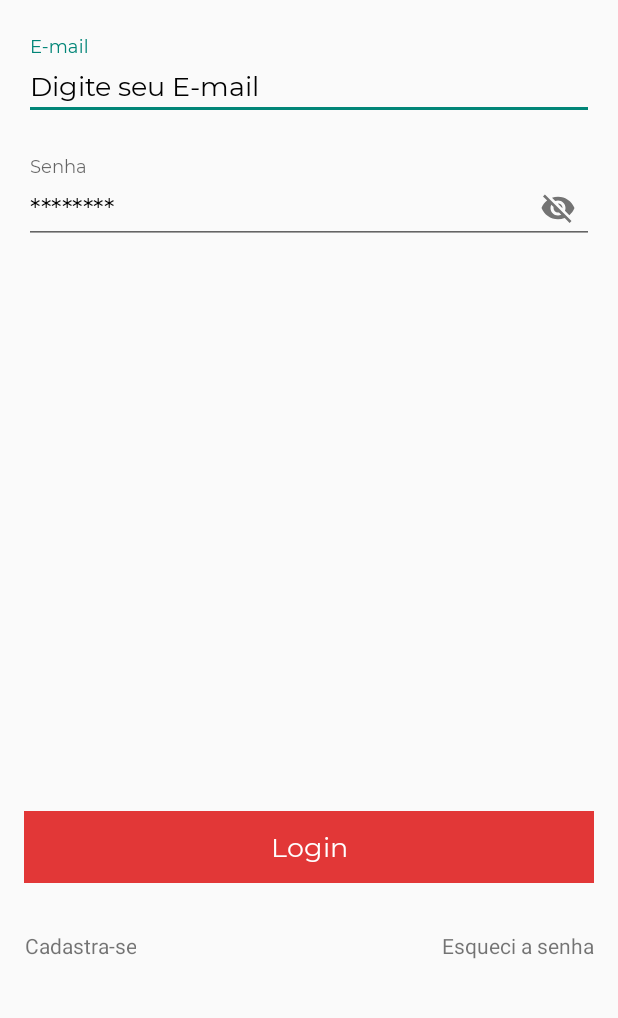
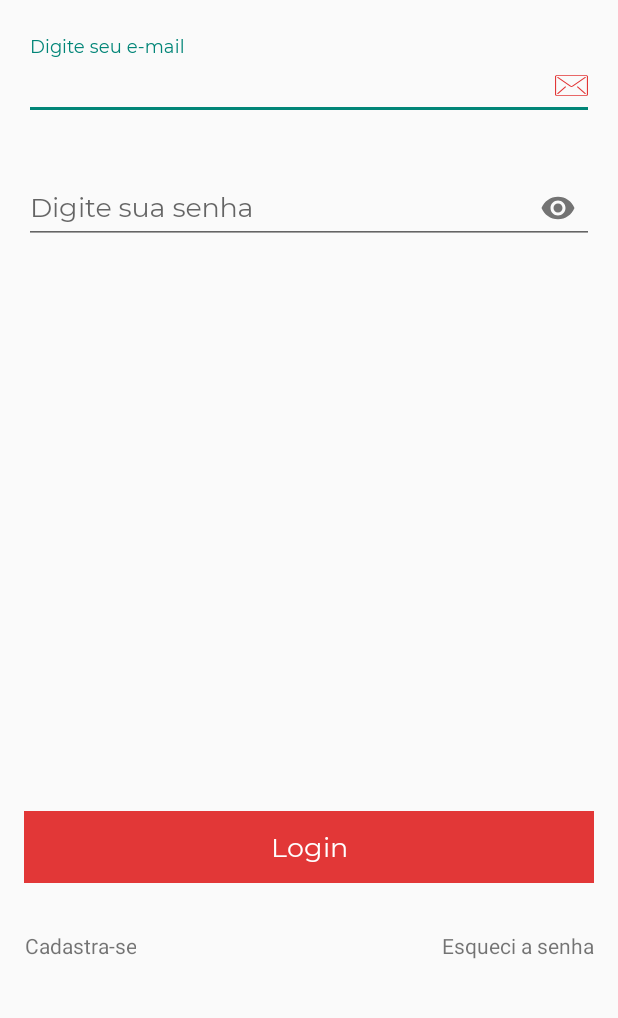
Before and after one commit to DenisLima/rtt_express_empresa, an Android app: the screen it shows after launch (LoginActivity), on a phone screen of 412 x 824 dp, the part 180-1198 px from its top. Run offline under Robolectric (Android 15) with nearby library versions, the phone set to English and light mode, and no system bars.

Commit message:
branch_splash_login_atualizado

```diff
--- a/buildsystem/dependencies.gradle
+++ b/buildsystem/dependencies.gradle
@@ -5,7 +5,7 @@ ext {
     targetSDK = 29
     compileSDK = 29
 
-    buildTools = '3.6.1'
+    buildTools = '3.6.3'
 
     appCompactVersion = '1.1.0'
     kotlinVersion = '1.3.72'
--- a/presentation/build.gradle
+++ b/presentation/build.gradle
@@ -92,4 +92,5 @@ dependencies {
 
 
     kapt dependencies.dataBinding
+    implementation 'com.google.android.material:material:1.0.0'
 }
--- /dev/null
+++ b/presentation/src/main/res/drawable/ic_letter.xml
@@ -0,0 +1,18 @@
+<vector xmlns:android="http://schemas.android.com/apk/res/android"
+    android:width="22dp"
+    android:height="14dp"
+    android:viewportWidth="22"
+    android:viewportHeight="14">
+  <path
+      android:pathData="M20.9,0.1H1.1C0.4925,0.1 0,0.5029 0,1V13C0,13.497 0.4925,13.9 1.1,13.9H20.9C21.5075,13.9 22,13.497 22,13V1C22,0.5029 21.5075,0.1 20.9,0.1ZM21.2667,13C21.2667,13.1657 21.1025,13.3 20.9,13.3H1.1C0.8975,13.3 0.7333,13.1657 0.7333,13V1C0.7333,0.8343 0.8975,0.7 1.1,0.7H20.9C21.1025,0.7 21.2667,0.8343 21.2667,1V13Z"
+      android:fillColor="#E23737"/>
+  <path
+      android:pathData="M20.1986,1.3011C20.1017,1.2942 20.0054,1.319 19.931,1.3702L11.4719,7.1842C11.1991,7.3718 10.8009,7.3718 10.5281,7.1842L2.0691,1.3702C1.9688,1.3013 1.8311,1.2814 1.708,1.318C1.5849,1.3546 1.495,1.4422 1.4723,1.5478C1.4495,1.6534 1.4973,1.7609 1.5976,1.8298L10.0566,7.6435C10.6018,8.019 11.3983,8.019 11.9435,7.6435L20.4024,1.8298C20.477,1.7787 20.5235,1.7054 20.532,1.6261C20.5405,1.5468 20.5101,1.468 20.4475,1.4071C20.385,1.3461 20.2955,1.308 20.1986,1.3011Z"
+      android:fillColor="#E23737"/>
+  <path
+      android:pathData="M7.0522,7.6022C6.9224,7.5785 6.7871,7.6142 6.6986,7.6954L1.5653,12.1954C1.4724,12.2732 1.4382,12.3861 1.4762,12.4904C1.514,12.5947 1.618,12.674 1.7478,12.6977C1.8776,12.7214 2.0128,12.6858 2.1013,12.6046L7.2347,8.1046C7.3276,8.0267 7.3617,7.9138 7.3238,7.8095C7.2859,7.7052 7.182,7.6259 7.0522,7.6022Z"
+      android:fillColor="#E23737"/>
+  <path
+      android:pathData="M15.3014,7.6954C15.2129,7.6142 15.0776,7.5785 14.9478,7.6022C14.818,7.6259 14.7141,7.7052 14.6762,7.8095C14.6383,7.9138 14.6724,8.0267 14.7653,8.1046L19.8987,12.6046C20.0379,12.7212 20.2655,12.7256 20.4112,12.6143C20.5569,12.5031 20.5674,12.3171 20.4348,12.1953L15.3014,7.6954Z"
+      android:fillColor="#E23737"/>
+</vector>
--- a/presentation/src/main/res/layout/activity_login.xml
+++ b/presentation/src/main/res/layout/activity_login.xml
@@ -28,13 +28,14 @@
       app:layout_constraintStart_toStartOf="parent"
       app:layout_constraintTop_toBottomOf="@id/ivLogin">
 
-   <EditText
+   <com.google.android.material.textfield.TextInputEditText
        android:id="@+id/teEmailLogin"
        android:layout_width="match_parent"
        android:layout_height="wrap_content"
+       android:drawableEnd="@drawable/ic_letter"
+       android:drawablePadding="4dp"
        android:fontFamily="@font/montserrat_regular"
-       android:hint="@string/login_email_login"
-       android:text="@string/login_email_hint_login"
+       android:hint="@string/login_email_hint_login"
        android:textColor="@color/colorPrimaryDark"
        />
 
@@ -56,8 +57,8 @@
         android:layout_width="match_parent"
         android:layout_height="wrap_content"
         android:fontFamily="@font/montserrat_regular"
+        android:inputType="textPassword"
         android:hint="@string/login_password_login"
-        android:text="@string/login_password_hint_login"
         android:textColor="@color/colorPrimaryDark"
     />
 
--- a/presentation/src/main/res/values/strings.xml
+++ b/presentation/src/main/res/values/strings.xml
@@ -5,10 +5,8 @@
     <string name="out">Sair</string>
 
     <!--Login -->
-    <string name="login_email_login">E-mail</string>
-    <string name="login_email_hint_login">Digite seu E-mail</string>
-    <string name="login_password_login">Senha</string>
-    <string name="login_password_hint_login">********</string>
+    <string name="login_email_hint_login">Digite seu e-mail</string>
+    <string name="login_password_login">Digite sua senha</string>
     <string name="login_login_button">Login</string>
     <string name="login_account_name">Cadastra-se</string>
     <string name="login_remember_my_password">Esqueci a senha</string>
--- a/presentation/src/main/res/values/styles.xml
+++ b/presentation/src/main/res/values/styles.xml
@@ -8,6 +8,6 @@
         <item name="colorAccent">@color/colorAccent</item>
     </style>
 
-    <style name="AppThemeNoAction" parent="Theme.AppCompat.Light.NoActionBar"/>
+    <style name="AppThemeNoAction" parent="Theme.AppCompat.Light.NoActionBar" />
 
 </resources>
```
